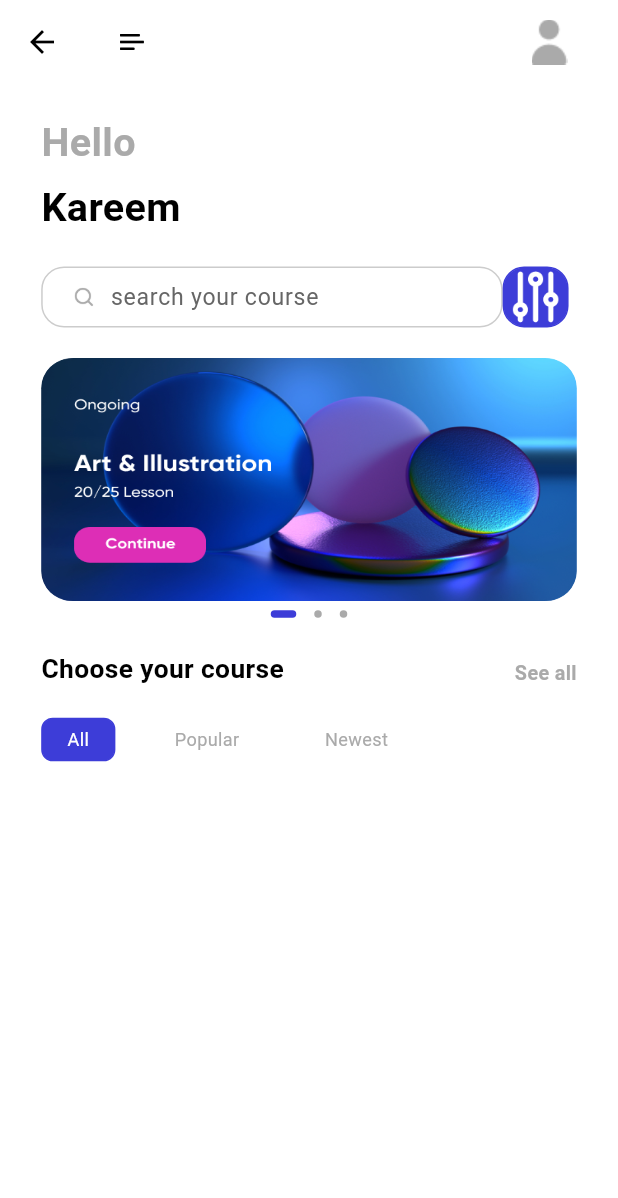
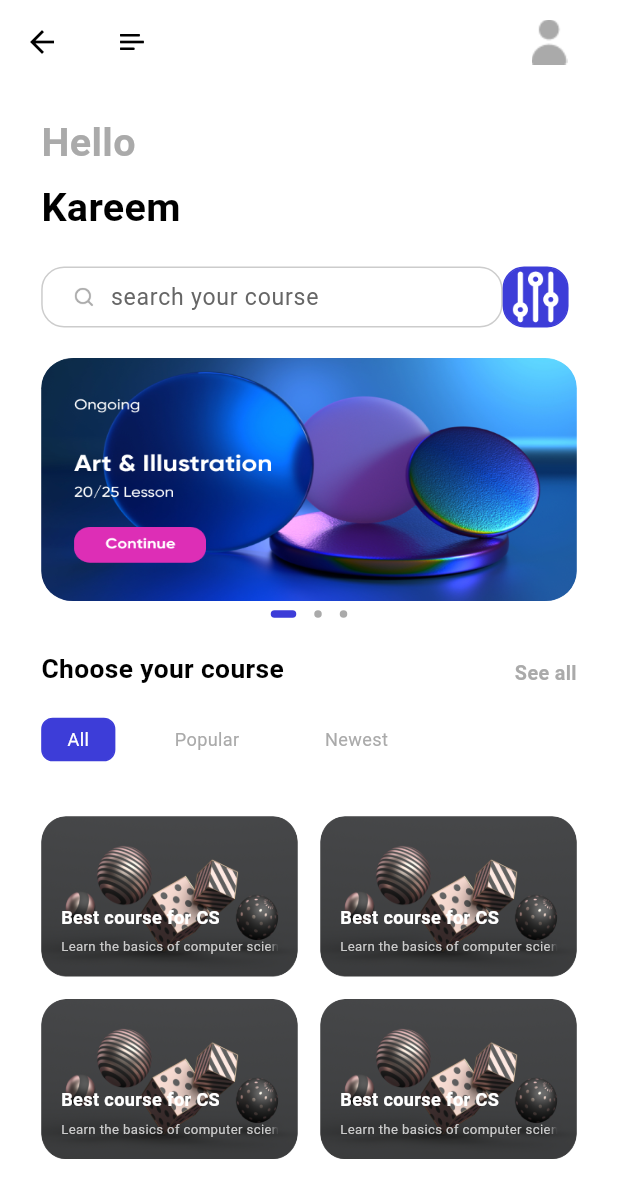
Before and after one commit to kareemmuhamedd/Ulearning-App, a Flutter app: the HomeScreen screen opened by its route, on a phone screen of 412 x 824 dp. Shown: the top 1198 px of the screen. Run offline on Flutter 3.47's test engine with Material 3 defaults, Android fonts, the light colour scheme and no system bars; drawn by our look-alikes of dots_indicator; our stand-ins replace cloud_firestore, firebase_auth, firebase_core, flutter_bloc, flutter_screenutil, fluttertoast and 1 more; accounts and stored records are empty; Roboto replaces fonts that are missing (Avenir).

Commit message:
- Added HomeGridView widget.

```diff
--- a/lib/pages/home/home_screen.dart
+++ b/lib/pages/home/home_screen.dart
@@ -3,6 +3,7 @@ import 'package:flutter_bloc/flutter_bloc.dart';
 import 'package:flutter_screenutil/flutter_screenutil.dart';
 import 'package:ulearning_app/common/values/colors.dart';
 import 'package:ulearning_app/pages/home/widgets/home_app_bar.dart';
+import 'package:ulearning_app/pages/home/widgets/home_grid_view_item.dart';
 import 'package:ulearning_app/pages/home/widgets/home_screen_text.dart';
 import 'package:ulearning_app/pages/home/widgets/home_search_widget.dart';
 import 'package:ulearning_app/pages/home/widgets/menu_widget.dart';
@@ -28,23 +29,48 @@ class _HomeScreenState extends State<HomeScreen> {
         builder: (context, state) {
           return Container(
             margin: EdgeInsets.symmetric(vertical: 0, horizontal: 25.w),
-            child: Column(
-              crossAxisAlignment: CrossAxisAlignment.start,
-              children: [
-                const HomePageText(
-                  text: 'Hello',
-                  color: AppColors.primaryThirdElementText,
+            child: CustomScrollView(
+              slivers: [
+                const SliverToBoxAdapter(
+                  child: HomeScreenText(
+                    text: 'Hello',
+                    color: AppColors.primaryThirdElementText,
+                  ),
                 ),
-                const HomePageText(
-                  text: 'Kareem',
-                  top: 5,
+                const SliverToBoxAdapter(
+                  child: HomeScreenText(
+                    text: 'Kareem',
+                    top: 5,
+                  ),
                 ),
-                SizedBox(
-                  height: 20.h,
+                SliverPadding(
+                  padding: EdgeInsets.only(top: 20.h),
                 ),
-                const HomeSearchWidget(),
-                SliderWidget(state: state),
-                const MenuWidget(),
+                const SliverToBoxAdapter(child: HomeSearchWidget()),
+                SliverToBoxAdapter(child: SliderWidget(state: state)),
+                const SliverToBoxAdapter(child: MenuWidget()),
+                SliverPadding(
+                  padding: EdgeInsets.symmetric(
+                    vertical: 18.h,
+                    horizontal: 0.w,
+                  ),
+                ),
+                SliverGrid(
+                  gridDelegate: const SliverGridDelegateWithFixedCrossAxisCount(
+                      crossAxisCount: 2,
+                      mainAxisSpacing: 15,
+                      crossAxisSpacing: 15,
+                      childAspectRatio: 1.6),
+                  delegate: SliverChildBuilderDelegate(
+                    childCount: 4,
+                    (BuildContext context, int index) {
+                      return GestureDetector(
+                        onTap: () {},
+                        child: const HomeGridViewItem(),
+                      );
+                    },
+                  ),
+                )
               ],
             ),
           );
--- /dev/null
+++ b/lib/pages/home/widgets/home_grid_view_item.dart
@@ -0,0 +1,57 @@
+import 'package:flutter/material.dart';
+import 'package:flutter_screenutil/flutter_screenutil.dart';
+
+import '../../../common/values/colors.dart';
+
+class HomeGridViewItem extends StatelessWidget {
+  const HomeGridViewItem({
+    super.key,
+  });
+
+  @override
+  Widget build(BuildContext context) {
+    return Container(
+      padding: EdgeInsets.all(12.w),
+      decoration: BoxDecoration(
+        borderRadius: BorderRadius.circular(15.w),
+        image: const DecorationImage(
+          image: AssetImage('assets/icons/image_2.png'),
+          fit: BoxFit.fill,
+        ),
+      ),
+      child: Column(
+        mainAxisAlignment: MainAxisAlignment.end,
+        crossAxisAlignment: CrossAxisAlignment.start,
+        children: [
+          Text(
+            'Best course for CS',
+            maxLines: 1,
+            overflow: TextOverflow.fade,
+            textAlign: TextAlign.left,
+            softWrap: false,
+            style: TextStyle(
+              color: AppColors.primaryElementText,
+              fontWeight: FontWeight.bold,
+              fontSize: 11.sp,
+
+            ),
+          ),
+          SizedBox(height: 5.h,),
+          Text(
+            'Learn the basics of computer science',
+            maxLines: 1,
+            overflow: TextOverflow.fade,
+            textAlign: TextAlign.left,
+            softWrap: false,
+            style: TextStyle(
+              color: AppColors.primaryFourthElementText,
+              fontWeight: FontWeight.normal,
+              fontSize: 8.sp,
+
+            ),
+          )
+        ],
+      ),
+    );
+  }
+}
--- a/lib/pages/home/widgets/home_screen_text.dart
+++ b/lib/pages/home/widgets/home_screen_text.dart
@@ -3,12 +3,12 @@ import 'package:flutter_screenutil/flutter_screenutil.dart';
 
 import '../../../common/values/colors.dart';
 
-class HomePageText extends StatelessWidget {
+class HomeScreenText extends StatelessWidget {
   final String text;
   final Color color;
   final int top;
 
-  const HomePageText({
+  const HomeScreenText({
     super.key,
     required this.text,
     this.color = AppColors.primaryText,
```
